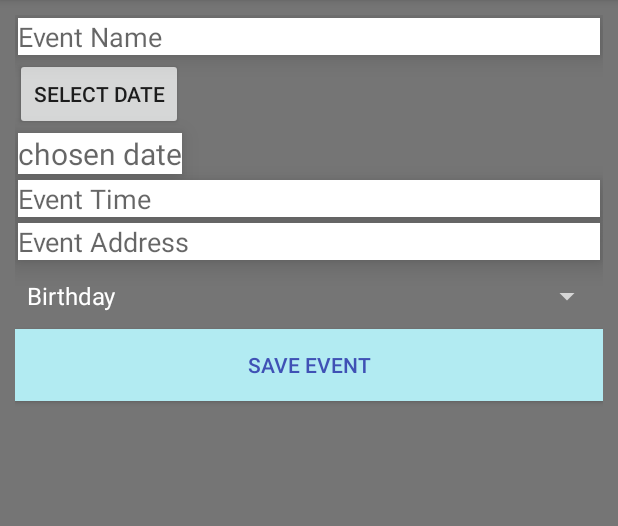
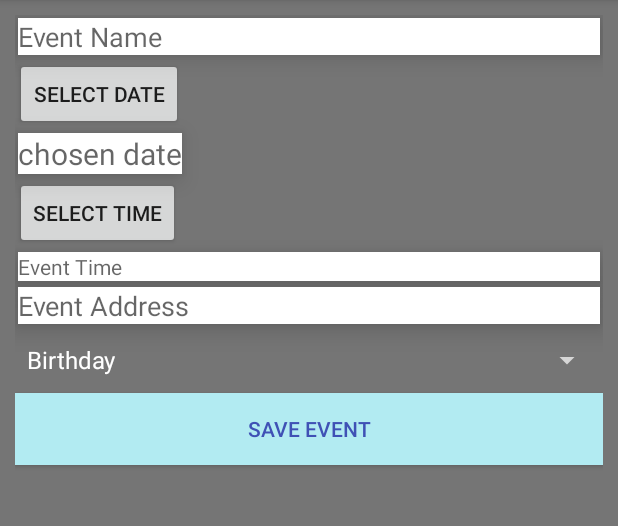
Before and after one commit to AlenaSG/Capstone-Android, an Android app: the CreateEventActivity screen opened directly, with no data from a screen before it, on a phone screen of 412 x 824 dp, the part 84-610 px from its top. Run offline under Robolectric (Android 15) with nearby library versions, the phone set to English and light mode, and no system bars; our stand-ins replace Firebase (no records; nobody signed in at launch, a user with empty details on screens opened directly); libraries missing offline, so code that uses them is left out: android.support.v7, org.parceler.

Commit message:
add time picker dialog to create event activity

```diff
--- a/app/src/main/java/com/epicodus/eventmanager/CreateEventActivity.java
+++ b/app/src/main/java/com/epicodus/eventmanager/CreateEventActivity.java
@@ -1,6 +1,7 @@
 package com.epicodus.eventmanager;
 
 import android.app.DatePickerDialog;
+import android.app.TimePickerDialog;
 import android.content.Intent;
 import android.graphics.Color;
 import android.graphics.drawable.ColorDrawable;
@@ -23,6 +24,7 @@ import android.widget.EditText;
 import android.widget.ListView;
 import android.widget.Spinner;
 import android.widget.TextView;
+import android.widget.TimePicker;
 import android.widget.Toast;
 
 import com.google.firebase.auth.FirebaseAuth;
@@ -33,6 +35,7 @@ import com.google.firebase.database.DatabaseReference;
 import com.google.firebase.database.FirebaseDatabase;
 import com.google.firebase.database.ValueEventListener;
 
+import java.sql.Time;
 import java.util.ArrayList;
 import java.util.List;
 
@@ -50,13 +53,17 @@ public class CreateEventActivity extends AppCompatActivity {
     public static final String EVENT_ID = "eventid";
     //define view objects
     private EditText mNameET;
-    private EditText mTimeET;
+    //private EditText mTimeET;
     private EditText mAddressET;
     private Button mSaveEventBtn;
     private Spinner mSelectTypeSpn;
     private Button mSelectDateBtn;
     private TextView mTheDate;
+    private TextView mTheTime;
+    private Button mSelectTimeBtn;
+
     private DatePickerDialog.OnDateSetListener mDateSetListener;
+    private TimePickerDialog.OnTimeSetListener mTimeSetListener;
 
     public ArrayList<Event> mEvents = new ArrayList<>();
 
@@ -75,12 +82,45 @@ public class CreateEventActivity extends AppCompatActivity {
         // Write a message to the database
 
         mNameET = (EditText) findViewById(R.id. etName);
-        mTimeET = (EditText) findViewById(R.id. etTime);
         mAddressET = (EditText) findViewById(R.id. etAddress);
         mSelectTypeSpn = (Spinner) findViewById(R.id.spnSelectType);
         mSelectDateBtn = (Button) findViewById(R.id.btnSelectDate);
         mTheDate = (TextView) findViewById(R.id.theDate);
+        mTheTime = (TextView) findViewById(R.id.tvTime);
+        mSelectTimeBtn = (Button) findViewById(R.id.btnSelectTime);
 
+        mSelectTimeBtn.setOnClickListener(new View.OnClickListener() {
+            @Override
+            public void onClick(View view) {
+                Calendar c = Calendar.getInstance();
+                int min = c.get(Calendar.MINUTE);
+                int hour = c.get(Calendar.HOUR);
+
+                TimePickerDialog dialog = new TimePickerDialog(
+                        CreateEventActivity.this,
+                        android.R.style.Theme_DeviceDefault_Dialog_MinWidth,
+                        mTimeSetListener,
+                        hour,min, true);
+                dialog.getWindow().setBackgroundDrawable(new ColorDrawable(Color.TRANSPARENT));
+                dialog.show();
+
+            }
+        });
+
+        mTimeSetListener = new TimePickerDialog.OnTimeSetListener() {
+            @Override
+            public void onTimeSet(TimePicker timePicker, int hour, int min) {
+
+                Log.d(TAG, "onTimeSet: hh:mm: " + hour + ":" + min);
+
+                String timePicked = hour + ":" + min;
+                mTheTime.setText(timePicked);
+
+            }
+        };
+
+
+        ////////
 
         mSelectDateBtn.setOnClickListener(new View.OnClickListener() {
             @Override
@@ -180,7 +220,8 @@ public class CreateEventActivity extends AppCompatActivity {
         String name = mNameET.getText().toString().trim();
         String type = mSelectTypeSpn.getSelectedItem().toString();
         String date = mTheDate.getText().toString();
-        String time = mTimeET.getText().toString().trim();
+        //String time = mTimeET.getText().toString().trim();
+        String time = mTheTime.getText().toString();
         String address = mAddressET.getText().toString().trim();
 
         if(!TextUtils.isEmpty(name)) {
--- a/app/src/main/res/layout/activity_create_event.xml
+++ b/app/src/main/res/layout/activity_create_event.xml
@@ -38,15 +38,22 @@
         android:background="@color/icons"
         android:hint="chosen date"/>
 
-    <EditText
+    <Button
+        android:layout_width="wrap_content"
+        android:layout_height="wrap_content"
+        android:id="@+id/btnSelectTime"
+        android:layout_below="@id/theDate"
+        android:text="select time"/>
+
+    <TextView
         android:layout_width="match_parent"
         android:layout_height="wrap_content"
-        android:id="@+id/etTime"
+        android:id="@+id/tvTime"
         android:background="@color/icons"
         android:hint="Event Time"
         android:elevation="10dp"
         android:layout_margin="2dp"
-        android:layout_below="@id/theDate"/>
+        android:layout_below="@id/btnSelectTime"/>
 
     <EditText
         android:layout_width="match_parent"
@@ -54,9 +61,9 @@
         android:id="@+id/etAddress"
         android:background="@color/icons"
         android:hint="Event Address"
+        android:layout_margin="2dp"
         android:elevation="10dp"
-        android:layout_margin="2dp"
-        android:layout_below="@id/etTime"/>
+        android:layout_below="@+id/tvTime"/>
 
     <Spinner
         android:id="@+id/spnSelectType"
```
Also changed, not shown: app/src/main/res/layout/activity_time.xml (added, +20 -0 lines).
